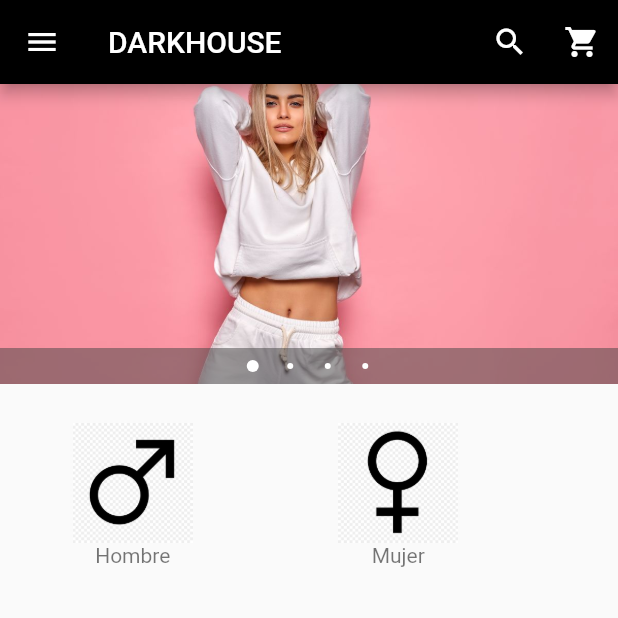
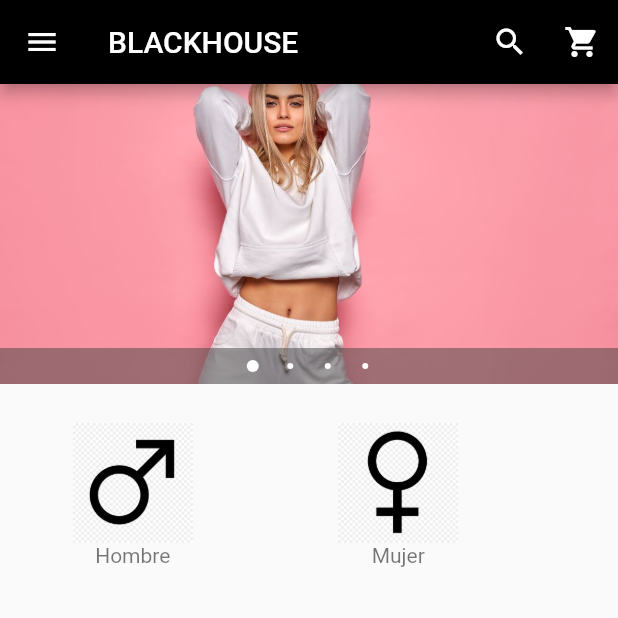
Before and after one commit to rodrigotobar11/AppDarkHouse, a Flutter app: the screen it shows after launch, on a phone screen of 412 x 824 dp, the top half of it. Run offline on Flutter 3.47's test engine with Material 2 defaults, Android fonts, the phone set to English and light mode, and no system bars; drawn by our look-alikes of carousel_pro.

Commit message:
version 1.0.2

```diff
--- a/lib/main.dart
+++ b/lib/main.dart
@@ -42,7 +42,7 @@ class _HomePageState extends State<HomePage> {
     return Scaffold(
       appBar: AppBar(
         backgroundColor: Colors.black,
-        title: const Text('DARKHOUSE'),
+        title: const Text('BLACKHOUSE'),
         actions: <Widget>[
           IconButton(
             icon: Icon(
--- a/lib/pages/carrito.dart
+++ b/lib/pages/carrito.dart
@@ -14,7 +14,7 @@ class _CarritoState extends State<Carrito> {
     return Scaffold(
       appBar: AppBar(
         backgroundColor: Colors.black,
-        title: const Text('DARKHOUSE'),
+        title: const Text('BLACKHOUSE'),
         actions: <Widget>[
           IconButton(
             icon: Icon(
--- a/lib/pages/productos_detalle.dart
+++ b/lib/pages/productos_detalle.dart
@@ -22,7 +22,7 @@ class _ProductoDetalleState extends State<ProductoDetalle> {
       appBar: AppBar(
         elevation: 0.1,
         backgroundColor: Colors.black,
-        title: const Text('DARKHOUSE'),
+        title: const Text('BLACKHOUSE'),
         actions: <Widget>[
           IconButton(
             icon: Icon(
```
Also changed, not shown: 2 other files.
